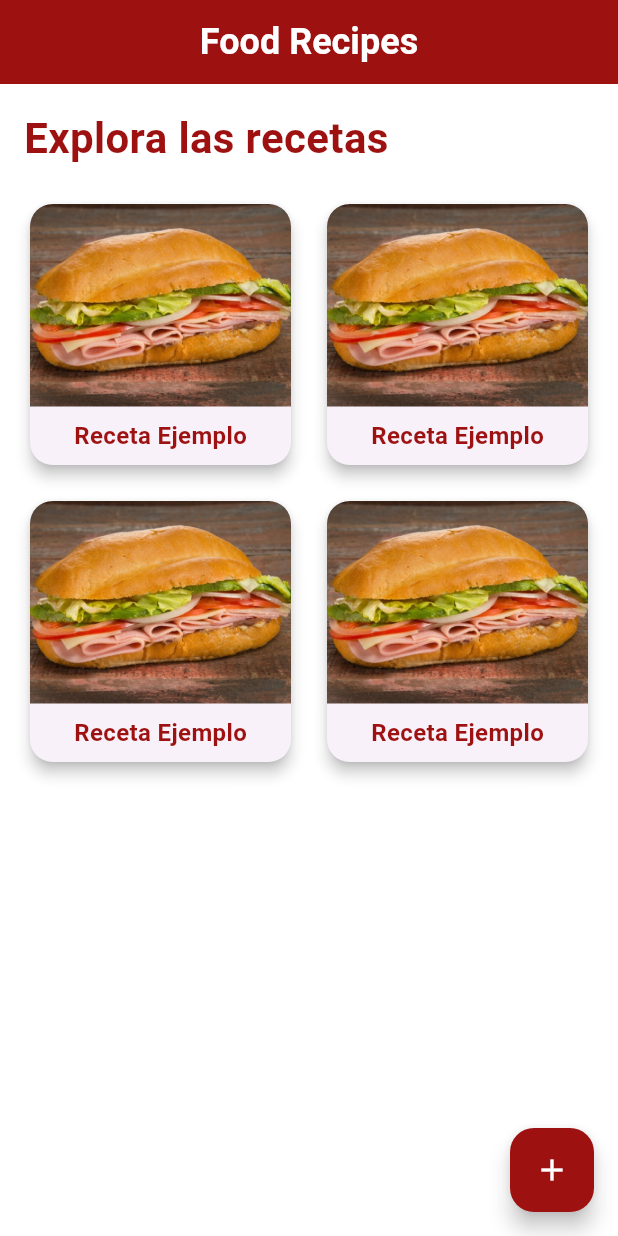
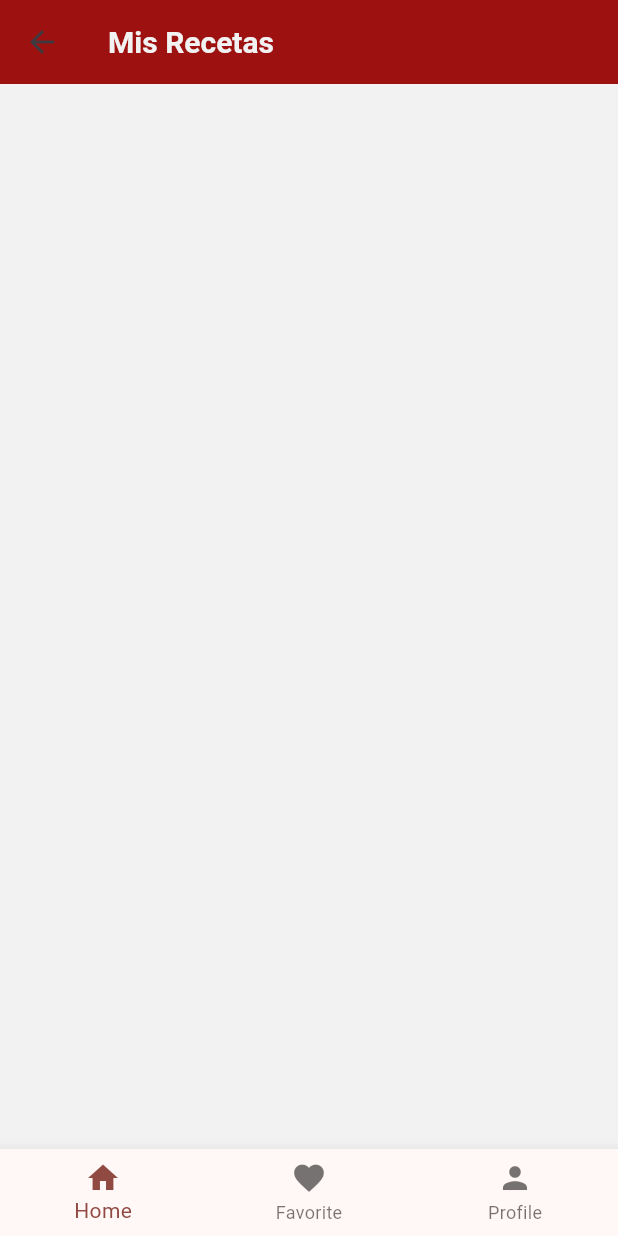
Before and after one commit to GermanSima8/food-recipes, a Flutter app: the screen it shows after launch, after a tap on "Iniciar", on a phone screen of 412 x 824 dp. Run offline on Flutter 3.47's test engine with Material 3 defaults, Android fonts, the light colour scheme and no system bars; our stand-ins replace sqflite; accounts and stored records are empty.

Commit message:
Project structure

```diff
--- a/food_recipes/lib/main.dart
+++ b/food_recipes/lib/main.dart
@@ -1,5 +1,8 @@
 import 'package:flutter/material.dart';
-import 'src/screens/login_screen.dart';
+import 'package:food_recipes/theme_data.dart';
+import 'src/screens/auth/login_screen.dart';
+import 'package:food_recipes/src/screens/home_screen.dart';
+import 'package:food_recipes/src/screens/recipe_details.dart';
 
 void main() {
   runApp(const MyApp());
@@ -11,13 +14,22 @@ class MyApp extends StatelessWidget {
   @override
   Widget build(BuildContext context) {
     return MaterialApp(
-      debugShowCheckedModeBanner: false, // Desactivar el banner de debug
-      title: 'Flutter App',
-      theme: ThemeData(
-        colorScheme: ColorScheme.fromSeed(seedColor: Colors.deepPurple),
-        useMaterial3: true,
-      ),
-      home: const LoginScreen(),  // Define la pantalla de login como la pantalla de inicio
+      debugShowCheckedModeBanner: false,
+      title: 'FoodRecipes',
+      color: const Color(0xFF3E7CB1),
+      //Configuracion del tema
+      theme: getThemeConfig(),
+      // Configuracion de rutas
+      initialRoute: '/',
+      routes: {
+        '/': (context) => const LoginScreen(),
+        '/home': (context) => HomeScreen(),
+        '/favorite': (context) => const RecipeDetails(),
+      },
+
+      // onUnknownRoute: (settings) {
+      //   return MaterialPageRoute(builder: (context) => NotFoundScreen());
+      // },
     );
   }
 }
--- /dev/null
+++ b/food_recipes/lib/src/components/bottom_navbar.dart
@@ -0,0 +1,52 @@
+import 'package:flutter/material.dart';
+
+class MyBottomNavBar extends StatefulWidget {
+  @override
+  // ignore: library_private_types_in_public_api
+  _MyBottomNavBarState createState() => _MyBottomNavBarState();
+}
+
+class _MyBottomNavBarState extends State<MyBottomNavBar> {
+  int _selectedIndex = 0;
+
+  void _onItemTapped(int index) {
+    setState(() {
+      _selectedIndex = index;
+    });
+
+    // Navegación condicional basada en el índice seleccionado
+    switch (index) {
+      case 0:
+        Navigator.pushNamed(context, '/home');
+        break;
+      case 1:
+        Navigator.pushNamed(context, '/favorite');
+        break;
+      case 2:
+        Navigator.pushNamed(context, '/profile');
+        break;
+    }
+  }
+
+  @override
+  Widget build(BuildContext context) {
+    return BottomNavigationBar(
+      items: <BottomNavigationBarItem>[
+        BottomNavigationBarItem(
+          icon: Icon(Icons.home),
+          label: 'Home',
+        ),
+        BottomNavigationBarItem(
+          icon: Icon(Icons.favorite),
+          label: 'Favorite',
+        ),
+        BottomNavigationBarItem(
+          icon: Icon(Icons.person),
+          label: 'Profile',
+        ),
+      ],
+      currentIndex: _selectedIndex,
+      onTap: _onItemTapped,
+    );
+  }
+}
--- a/food_recipes/lib/src/screens/login_screen.dart
+++ b/food_recipes/lib/src/screens/auth/login_screen.dart
@@ -1,5 +1,5 @@
 import 'package:flutter/material.dart';
-import 'package:food_recipes/src/screens/home_screen.dart';
+
 
 class LoginScreen extends StatelessWidget {
   const LoginScreen({super.key});
@@ -32,10 +32,7 @@ class LoginScreen extends StatelessWidget {
 
               ElevatedButton(
                 onPressed: () {
-                  Navigator.push(
-                    context,
-                    MaterialPageRoute(builder: (context) => const HomeScreen()),
-                  );
+                   Navigator.pushNamed(context, '/home');
                 },
                 style: ElevatedButton.styleFrom(
                   backgroundColor: Colors.white,
--- a/food_recipes/lib/src/screens/home_screen.dart
+++ b/food_recipes/lib/src/screens/home_screen.dart
@@ -1,111 +1,39 @@
 import 'package:flutter/material.dart';
-import 'package:food_recipes/src/screens/recipe.dart';
+import 'package:food_recipes/src/components/bottom_navbar.dart';
+import 'package:food_recipes/src/screens/forms/recipe.dart';
 
 class HomeScreen extends StatefulWidget {
-  const HomeScreen({super.key});
-
   @override
-  State<HomeScreen> createState() => _HomeScreenState();
+  _HomeScreenState createState() => _HomeScreenState();
 }
 
 class _HomeScreenState extends State<HomeScreen> {
+  final List<Map<String, dynamic>> recipes = [
+    {
+      'title': 'Hamburguesa Clásica',
+      'image': 'assets/images/ensalada.jpg',
+      'isFavorite': false,
+    },
+    {
+      'title': 'Ensalada César',
+      'image': 'assets/images/hotCakes.jpg',
+      'isFavorite': false,
+    },
+  ];
+
   @override
   Widget build(BuildContext context) {
     return Scaffold(
-      backgroundColor: const Color.fromARGB(255, 255, 255, 255),
       appBar: AppBar(
-        backgroundColor: const Color.fromARGB(255, 158, 17, 17),
-        title: const Text(
-          'Food Recipes',
-          style: TextStyle(
-            color: Colors.white,
-            fontWeight: FontWeight.bold,
-            fontSize: 24,
-          ),
-        ),
-        centerTitle: true,
-        elevation: 0,
-        automaticallyImplyLeading: false,
+        title: Text('Mis Recetas'),
       ),
+      bottomNavigationBar: MyBottomNavBar(),
       body: Padding(
         padding: const EdgeInsets.all(16.0),
         child: Column(
           crossAxisAlignment: CrossAxisAlignment.start,
           children: [
-            const Text(
-              'Explora las recetas',
-              style: TextStyle(
-                color: Color.fromARGB(255, 158, 17, 17),
-                fontSize: 28,
-                fontWeight: FontWeight.bold,
-              ),
-            ),
-            const SizedBox(height: 20),
-            Expanded(
-              child: GridView.builder(
-                gridDelegate: const SliverGridDelegateWithFixedCrossAxisCount(
-                  crossAxisCount: 2,
-                  crossAxisSpacing: 16,
-                  mainAxisSpacing: 16,
-                ),
-                itemCount: 4,
-                itemBuilder: (context, index) {
-                  return _buildRecipeCard();
-                },
-              ),
-            ),
-          ],
-        ),
-      ),
-      floatingActionButton: FloatingActionButton(
-        backgroundColor: const Color.fromARGB(255, 158, 17, 17),
-        child: const Icon(Icons.add, color: Colors.white),
-        onPressed: () {
-          // Navega a la pantalla de Recipe
-          Navigator.push(
-            context,
-            MaterialPageRoute(builder: (context) => const Recipe()),
-          );
-        },
-      ),
-    );
-  }
-
-  Widget _buildRecipeCard() {
-    return GestureDetector(
-      onTap: () {
-        // Acción al tocar la receta
-      },
-      child: Card(
-        shape: RoundedRectangleBorder(
-          borderRadius: BorderRadius.circular(15),
-        ),
-        elevation: 4,
-        child: Column(
-          crossAxisAlignment: CrossAxisAlignment.center,
-          children: [
-            Expanded(
-              child: ClipRRect(
-                borderRadius:
-                    const BorderRadius.vertical(top: Radius.circular(15)),
-                child: Image.asset(
-                  'assets/images/torta.jpg',
-                  fit: BoxFit.cover,
-                  width: double.infinity,
-                ),
-              ),
-            ),
-            Padding(
-              padding: const EdgeInsets.all(8.0),
-              child: Text(
-                'Receta Ejemplo',
-                style: const TextStyle(
-                  color: Color.fromARGB(255, 158, 17, 17), // Texto rojo
-                  fontSize: 16,
-                  fontWeight: FontWeight.bold,
-                ),
-              ),
-            ),
+            SizedBox(height: 16.0),
           ],
         ),
       ),
--- /dev/null
+++ b/food_recipes/lib/theme_data.dart
@@ -0,0 +1,39 @@
+import 'package:flutter/material.dart';
+ThemeData getThemeConfig(){
+  return ThemeData(
+    colorScheme: ColorScheme.fromSeed(
+      seedColor: const Color(0xFF9E1111),
+      // primary: const Color(0xFF3E7CB1),
+    ),
+    scaffoldBackgroundColor: Color(0xffF2F2F2),
+
+    appBarTheme: AppBarTheme(
+      backgroundColor: Color(0xFF9E1111),
+      foregroundColor: const Color(0xff3B3B41),
+      titleTextStyle: TextStyle(
+        color: const Color(0xffF2F2F2), // Color del texto del título
+        fontSize: 20, // Tamaño de la fuente del título
+        fontWeight: FontWeight.bold, // Peso de la fuente del título
+      ),
+    ),
+
+    buttonTheme: ButtonThemeData(
+      buttonColor: const Color(0xFF9E1111),
+      textTheme: ButtonTextTheme.primary,
+    ),
+
+    floatingActionButtonTheme: FloatingActionButtonThemeData(
+      backgroundColor: const Color(0xFF9E1111),
+    ),
+
+    iconTheme: IconThemeData(
+      color: const Color(0xFF9E1111),
+    ),
+
+    inputDecorationTheme: InputDecorationTheme(
+        border: OutlineInputBorder(
+      borderSide: BorderSide(color: const Color(0xFF9E1111)),
+    )),
+
+  );
+}
--- a/food_recipes/pubspec.yaml
+++ b/food_recipes/pubspec.yaml
@@ -35,6 +35,8 @@ dependencies:
   # The following adds the Cupertino Icons font to your application.
   # Use with the CupertinoIcons class for iOS style icons.
   cupertino_icons: ^1.0.6
+  sqflite: ^2.3.3+2
+  path: ^1.9.0
 
 dev_dependencies:
   flutter_test:
```
Also changed, not shown: food_recipes/lib/src/database/food_database.dart (added, +64 -0 lines), food_recipes/lib/src/screens/recipe_details.dart (added, +17 -0 lines), food_recipes/lib/src/models/recipes_model.dart (added), food_recipes/lib/src/screens/forms/recipe.dart (renamed from food_recipes/lib/src/screens/recipe.dart), food_recipes/pubspec.lock, 1 other file.
